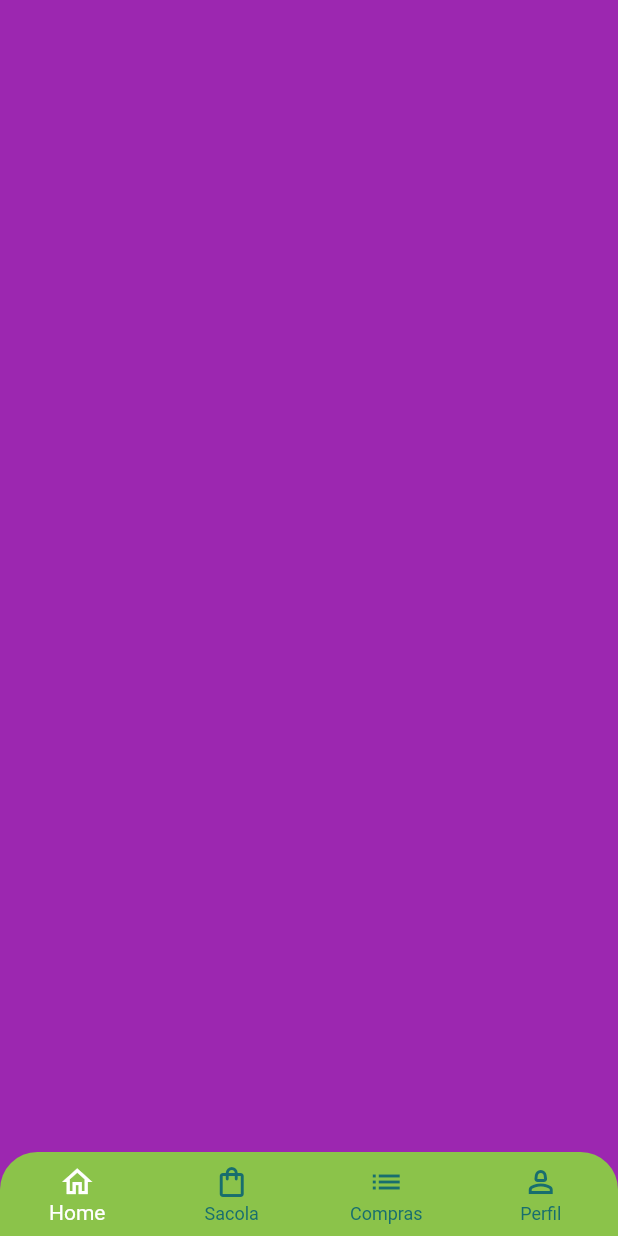
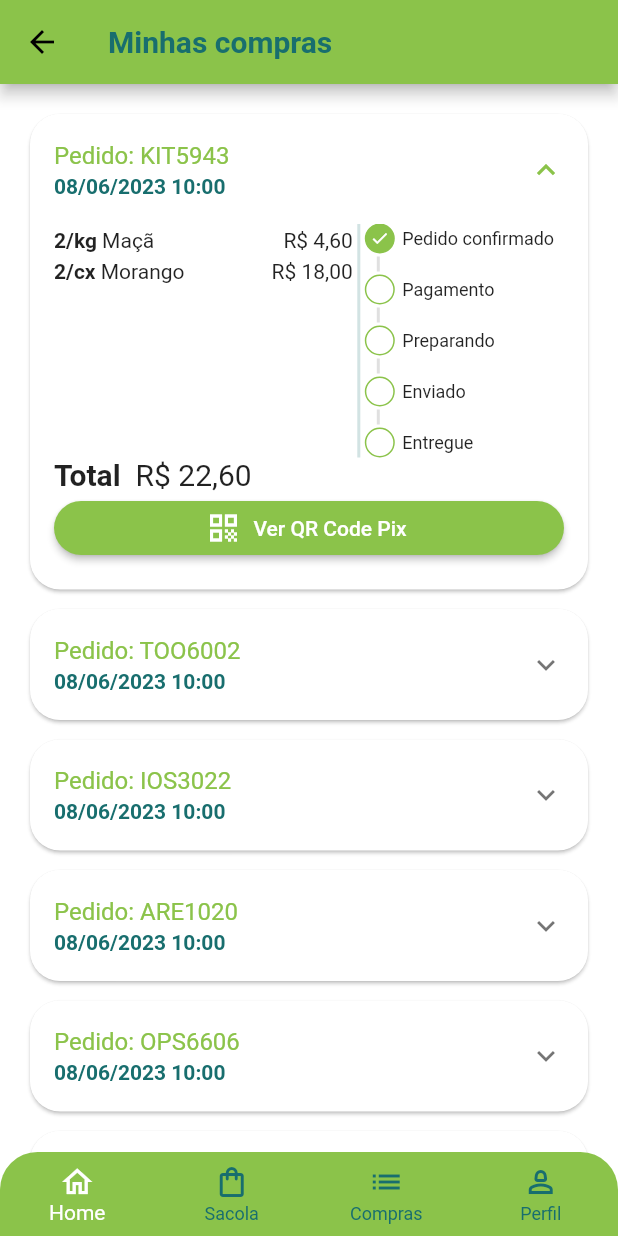
Before and after one commit to davsonirom/quitanda, a Flutter app: the BancaPage screen opened directly, swiped to page 3, on a phone screen of 412 x 824 dp. Run offline on Flutter 3.47's test engine with Material 2 defaults, Android fonts, the phone set to English and light mode, and no system bars; our stand-ins replace animated_text_kit, mask_text_input_formatter, qr_flutter; network calls fail.

Commit message:
Tela dos pedidos

```diff
--- a/lib/mia/config/mocado_data.dart
+++ b/lib/mia/config/mocado_data.dart
@@ -1,4 +1,5 @@
 import 'package:quitanda/mia/model/item_modelo.dart';
+import 'package:quitanda/mia/model/pedido_modelo.dart';
 
 import '../model/sacola_modelo.dart';
 
@@ -97,6 +98,7 @@ List<String> categorias = [
   'Laticínios',
 ];
 
+//! lista de pedidos
 List<SacolaModelo> sacolaCheia = [
   SacolaModelo(item: maca, quant: 3),
   SacolaModelo(item: abacaxi, quant: 4),
@@ -105,3 +107,125 @@ List<SacolaModelo> sacolaCheia = [
   SacolaModelo(item: manga, quant: 5),
   SacolaModelo(item: pera, quant: 3),
 ];
+
+List<PedidoModelo> pedidos = [
+  // Pedido 01
+  PedidoModelo(
+    copyPix: 'TOO6002',
+    pedidoRealizadoEm: DateTime.parse(
+      '2023-06-08 10:00:10.458',
+    ),
+    qrcodeVencido: DateTime.parse(
+      '2023-06-08 11:00:10.458',
+    ),
+    id: 'KIT5943',
+    status: 'pagamento_pendente',
+    total: 22.60,
+    itens: [
+      SacolaModelo(
+        item: maca,
+        quant: 2,
+      ),
+      SacolaModelo(
+        item: morango,
+        quant: 2,
+      ),
+    ],
+  ),
+
+  // Pedido 02
+  PedidoModelo(
+    copyPix: 'TSR6532',
+    pedidoRealizadoEm: DateTime.parse(
+      '2023-06-08 10:00:10.458',
+    ),
+    qrcodeVencido: DateTime.parse(
+      '2023-06-08 11:00:10.458',
+    ),
+    id: 'TOO6002',
+    status: 'entregue',
+    total: 4.50,
+    itens: [
+      SacolaModelo(
+        item: banana,
+        quant: 1,
+      ),
+    ],
+  ),
+  // Pedido 03
+  PedidoModelo(
+    copyPix: 'q1w2e3r4t5y6',
+    pedidoRealizadoEm: DateTime.parse(
+      '2023-06-08 10:00:10.458',
+    ),
+    qrcodeVencido: DateTime.parse(
+      '2023-06-08 11:00:10.458',
+    ),
+    id: 'IOS3022',
+    status: 'pagamento_recusado',
+    total: 11.5,
+    itens: [
+      SacolaModelo(
+        item: banana,
+        quant: 1,
+      ),
+    ],
+  ),
+  // Pedido 04
+  PedidoModelo(
+    copyPix: 'q1w2e3r4t5y6',
+    pedidoRealizadoEm: DateTime.parse(
+      '2023-06-08 10:00:10.458',
+    ),
+    qrcodeVencido: DateTime.parse(
+      '2023-06-08 11:00:10.458',
+    ),
+    id: 'ARE1020',
+    status: 'preparando_pedido',
+    total: 11.5,
+    itens: [
+      SacolaModelo(
+        item: banana,
+        quant: 1,
+      ),
+    ],
+  ),
+  // Pedido 05
+  PedidoModelo(
+    copyPix: 'q1w2e3r4t5y6',
+    pedidoRealizadoEm: DateTime.parse(
+      '2023-06-08 10:00:10.458',
+    ),
+    qrcodeVencido: DateTime.parse(
+      '2023-06-08 11:00:10.458',
+    ),
+    id: 'OPS6606',
+    status: 'enviado',
+    total: 11.5,
+    itens: [
+      SacolaModelo(
+        item: banana,
+        quant: 1,
+      ),
+    ],
+  ),
+  // Pedido 06
+  PedidoModelo(
+    copyPix: 'q1w2e3r4t5y6',
+    pedidoRealizadoEm: DateTime.parse(
+      '2023-06-08 10:00:10.458',
+    ),
+    qrcodeVencido: DateTime.parse(
+      '2023-06-08 11:00:10.458',
+    ),
+    id: 'COP4403',
+    status: 'pagamento_recusado',
+    total: 11.5,
+    itens: [
+      SacolaModelo(
+        item: banana,
+        quant: 1,
+      ),
+    ],
+  ),
+];
--- a/lib/mia/config/utilidades.dart
+++ b/lib/mia/config/utilidades.dart
@@ -1,4 +1,5 @@
 import 'package:intl/intl.dart';
+import 'package:intl/date_symbol_data_local.dart';
 
 class Utilidades {
   //! valor moeda
@@ -6,4 +7,11 @@ class Utilidades {
     NumberFormat formatar = NumberFormat.simpleCurrency(locale: 'pt_BR');
     return formatar.format(preco);
   }
+
+  //! formatar data
+  String dataBrasil(DateTime data) {
+    initializeDateFormatting();
+    DateFormat dateFormata = DateFormat.yMd('pt_br').add_Hm();
+    return dateFormata.format(data);
+  }
 }
--- /dev/null
+++ b/lib/mia/model/pedido_modelo.dart
@@ -0,0 +1,21 @@
+// ignore_for_file: public_member_api_docs, sort_constructors_first
+import 'package:quitanda/mia/model/sacola_modelo.dart';
+
+class PedidoModelo {
+  String id;
+  DateTime pedidoRealizadoEm;
+  List<SacolaModelo> itens;
+  DateTime qrcodeVencido;
+  String status;
+  String copyPix;
+  double total;
+  PedidoModelo({
+    required this.id,
+    required this.pedidoRealizadoEm,
+    required this.itens,
+    required this.qrcodeVencido,
+    required this.status,
+    required this.copyPix,
+    required this.total,
+  });
+}
--- a/lib/mia/pageTab/banca_page.dart
+++ b/lib/mia/pageTab/banca_page.dart
@@ -1,6 +1,7 @@
 import 'package:flutter/material.dart';
 import 'package:quitanda/mia/config/desing.dart';
 import 'package:quitanda/mia/pageTab/page/home/home_page_tab.dart';
+import 'package:quitanda/mia/pageTab/page/pedido/pedido_page_tabe.dart';
 import 'package:quitanda/mia/pageTab/page/perefil/perfil_page_tabe.dart';
 import 'package:quitanda/mia/pageTab/page/sacola/sacola_page_tab.dart';
 
@@ -21,11 +22,11 @@ class _BancaPageState extends State<BancaPage> {
       body: PageView(
         controller: trazerPagina,
         physics: const NeverScrollableScrollPhysics(),
-        children: [
-          const HomePageTab(),
-          const SacolaPageTab(),
-          Container(color: Colors.purple),
-          const PerfilPageTabe(),
+        children: const [
+          HomePageTab(),
+          SacolaPageTab(),
+          PedidoPageTabe(),
+          PerfilPageTabe(),
         ],
       ),
       bottomNavigationBar: ClipRRect(
--- /dev/null
+++ b/lib/mia/pageTab/page/pedido/pedido_page_tabe.dart
@@ -0,0 +1,30 @@
+import 'package:flutter/material.dart';
+import 'package:quitanda/mia/config/desing.dart';
+import 'package:quitanda/mia/pageTab/page/pedido/widgets/pedido_tile.dart';
+import '../../../config/mocado_data.dart' as app_data;
+
+class PedidoPageTabe extends StatelessWidget {
+  const PedidoPageTabe({Key? key}) : super(key: key);
+
+  @override
+  Widget build(BuildContext context) {
+    return Scaffold(
+      appBar: AppBar(
+        title: Text(
+          'Minhas compras',
+          style: TextStyle(
+            color: Desing.corContraste,
+            fontWeight: FontWeight.w700,
+          ),
+        ),
+      ),
+      body: ListView.separated(
+        padding: const EdgeInsets.all(16),
+        physics: const BouncingScrollPhysics(),
+        separatorBuilder: (_, index) => const SizedBox(height: 5),
+        itemCount: app_data.pedidos.length,
+        itemBuilder: (_, index) => PedidoTile(pedido: app_data.pedidos[index]),
+      ),
+    );
+  }
+}
--- /dev/null
+++ b/lib/mia/pageTab/page/pedido/widgets/pedido_status.dart
@@ -0,0 +1,134 @@
+// ignore_for_file: public_member_api_docs, sort_constructors_first
+import 'package:flutter/material.dart';
+
+import 'package:quitanda/mia/config/desing.dart';
+
+class PedidoStatus extends StatelessWidget {
+  PedidoStatus({
+    Key? key,
+    required this.status,
+    required this.taVencido,
+  }) : super(key: key);
+  final String status;
+  final bool taVencido;
+
+  // status
+  final Map<String, int> todosStatus = <String, int>{
+    'pagamento_pendente': 0,
+    'pagamento_recusado': 1,
+    'pagamento_recebido': 2,
+    'preparando_pedido': 3,
+    'enviado': 4,
+    'entregue': 5,
+  };
+
+  int get statuAtual => todosStatus[status]!;
+
+  @override
+  Widget build(BuildContext context) {
+    return Column(
+      crossAxisAlignment: CrossAxisAlignment.start,
+      children: [
+        const _StatusDetalhes(ativo: true, legenda: 'Pedido confirmado'),
+        const _Sepador(),
+        if (statuAtual == 1) ...[
+          const _StatusDetalhes(
+            ativo: true,
+            legenda: 'Pagamento estornado',
+            corDeStatus: Colors.orange,
+          ),
+        ] else if (taVencido) ...[
+          const _StatusDetalhes(
+            ativo: true,
+            legenda: 'Pagamento vencido',
+            corDeStatus: Colors.red,
+          ),
+        ] else ...[
+          _StatusDetalhes(
+            ativo: statuAtual >= 2,
+            legenda: 'Pagamento',
+          ),
+          const _Sepador(),
+          _StatusDetalhes(
+            ativo: statuAtual >= 3,
+            legenda: 'Preparando',
+          ),
+          const _Sepador(),
+          _StatusDetalhes(
+            ativo: statuAtual >= 4,
+            legenda: 'Enviado',
+          ),
+          const _Sepador(),
+          _StatusDetalhes(
+            ativo: statuAtual == 5,
+            legenda: 'Entregue',
+          ),
+        ]
+      ],
+    );
+  }
+}
+
+class _StatusDetalhes extends StatelessWidget {
+  const _StatusDetalhes({
+    Key? key,
+    required this.ativo,
+    required this.legenda,
+    this.corDeStatus,
+  }) : super(key: key);
+
+  final bool ativo;
+  final String legenda;
+  final Color? corDeStatus;
+  @override
+  Widget build(BuildContext context) {
+    return Row(
+      children: [
+        // dot
+        Container(
+          alignment: Alignment.center,
+          height: 20,
+          width: 20,
+          decoration: BoxDecoration(
+            shape: BoxShape.circle,
+            border: Border.all(
+              color: Desing.corPrimariaComSwacth,
+            ),
+            color: ativo
+                ? corDeStatus ?? Desing.corPrimariaComSwacth
+                : Colors.transparent,
+          ),
+          child: ativo
+              ? const Icon(
+                  Icons.check,
+                  color: Colors.white,
+                  size: 13,
+                )
+              : const SizedBox.shrink(),
+        ),
+        const SizedBox(width: 5),
+        // text descricao
+        Expanded(
+            child: Text(
+          legenda,
+          style: const TextStyle(
+            fontSize: 12,
+          ),
+        )),
+      ],
+    );
+  }
+}
+
+class _Sepador extends StatelessWidget {
+  const _Sepador();
+  @override
+  Widget build(BuildContext context) {
+    return Container(
+      margin: const EdgeInsets.symmetric(horizontal: 8, vertical: 2),
+      height: 10,
+      width: 2,
+      color: Colors.grey.shade300,
+    );
+  }
+}
--- /dev/null
+++ b/lib/mia/pageTab/page/pedido/widgets/pedido_tile.dart
@@ -0,0 +1,142 @@
+// ignore_for_file: public_member_api_docs, sort_constructors_first
+import 'package:flutter/material.dart';
+import 'package:quitanda/mia/config/desing.dart';
+import 'package:quitanda/mia/config/utilidades.dart';
+
+import 'package:quitanda/mia/model/pedido_modelo.dart';
+import 'package:quitanda/mia/pageTab/page/pedido/widgets/pedido_status.dart';
+import 'package:quitanda/mia/widgest_comun/pagamento_qr_code.dart';
+
+class PedidoTile extends StatelessWidget {
+  PedidoTile({
+    Key? key,
+    required this.pedido,
+  }) : super(key: key);
+  final PedidoModelo pedido;
+  final Utilidades utilidades = Utilidades();
+  @override
+  Widget build(BuildContext context) {
+    return Card(
+      shape: RoundedRectangleBorder(
+        borderRadius: BorderRadius.circular(20),
+      ),
+      child: Theme(
+        //? remover bordas do expanded "linhas"
+        data: Theme.of(context).copyWith(dividerColor: Colors.transparent),
+        child: ExpansionTile(
+          initiallyExpanded: pedido.status == 'pagamento_pendente',
+          expandedCrossAxisAlignment: CrossAxisAlignment.stretch,
+          title: Text(
+            'Pedido: ${pedido.id}',
+            style: TextStyle(
+              color: Desing.corPrimariaComSwacth,
+            ),
+          ),
+          subtitle: Text(
+            utilidades.dataBrasil(pedido.pedidoRealizadoEm),
+            style: TextStyle(
+              color: Desing.corContraste,
+              fontWeight: FontWeight.w600,
+            ),
+          ),
+          childrenPadding: const EdgeInsets.fromLTRB(16, 0, 16, 16),
+          children: [
+            IntrinsicHeight(
+              child: Row(
+                children: [
+                  //* lista dos itens no pedido
+                  Expanded(
+                    flex: 3,
+                    child: SizedBox(
+                      height: 150,
+                      child: ListView(
+                        children: pedido.itens.map((itemDoPedido) {
+                          return Padding(
+                            padding: const EdgeInsets.only(bottom: 5),
+                            child: Row(children: [
+                              Text(
+                                '${itemDoPedido.quant}/${itemDoPedido.item.unidade} ',
+                                style: const TextStyle(
+                                  fontWeight: FontWeight.bold,
+                                ),
+                              ),
+                              Expanded(child: Text(itemDoPedido.item.nome)),
+                              Text(
+                                utilidades.precoMoeda(
+                                  itemDoPedido.totalAPagar(),
+                                ),
+                              ),
+                            ]),
+                          );
+                        }).toList(),
+                      ),
+                    ),
+                  ),
+
+                  //* divisao
+                  VerticalDivider(
+                    thickness: 2,
+                    color: Desing.corContraste.withAlpha(50),
+                    width: 8,
+                  ),
+
+                  //* estado do pedido
+                  Expanded(
+                    flex: 2,
+                    child: PedidoStatus(
+                      status: pedido.status,
+                      taVencido: pedido.qrcodeVencido.isBefore(DateTime.now()),
+                    ),
+                  ),
+                ],
+              ),
+            ),
+            //? total
+            Text.rich(
+              TextSpan(
+                style: const TextStyle(fontSize: 20),
+                children: [
+                  const TextSpan(
+                    text: 'Total  ',
+                    style: TextStyle(
+                      fontWeight: FontWeight.bold,
+                    ),
+                  ),
+                  TextSpan(
+                    text: utilidades.precoMoeda(pedido.total),
+                  ),
+                ],
+              ),
+            ),
+
+            //? pagamento
+            Visibility(
+              visible: pedido.status == 'pagamento_pendente',
+              child: ElevatedButton.icon(
+                style: ElevatedButton.styleFrom(
+                    shape: RoundedRectangleBorder(
+                  borderRadius: BorderRadius.circular(20),
+                )),
+                onPressed: () {
+                  showDialog(
+                      context: context,
+                      builder: (_) {
+                        return PagamentoQrCode(pedido: pedido);
+                      });
+                },
+                icon: const Icon(
+                  Icons.qr_code,
+                  color: Colors.white,
+                ),
+                label: const Text(
+                  'Ver QR Code Pix',
+                  style: TextStyle(color: Colors.white),
+                ),
+              ),
+            )
+          ],
+        ),
+      ),
+    );
+  }
+}
--- a/lib/mia/pageTab/page/sacola/sacola_page_tab.dart
+++ b/lib/mia/pageTab/page/sacola/sacola_page_tab.dart
@@ -3,6 +3,7 @@ import 'package:quitanda/mia/config/desing.dart';
 import 'package:quitanda/mia/config/utilidades.dart';
 import 'package:quitanda/mia/model/sacola_modelo.dart';
 import 'package:quitanda/mia/pageTab/page/sacola/widgets/sacola_tile.dart';
+import 'package:quitanda/mia/widgest_comun/pagamento_qr_code.dart';
 import '../../../config/mocado_data.dart' as app_data;
 
 class SacolaPageTab extends StatefulWidget {
@@ -87,8 +88,18 @@ class _SacolaPageTabState extends State<SacolaPageTab> {
                     height: 40,
                     child: ElevatedButton(
                       onPressed: () async {
-                        // ignore: unused_local_variable
                         bool? resultado = await confirmaOrdemDeCompra();
+                        if (context.mounted) {
+                          if (resultado ?? false) {
+                            showDialog(
+                                context: context,
+                                builder: (_) {
+                                  return PagamentoQrCode(
+                                    pedido: app_data.pedidos.first,
+                                  );
+                                });
+                          }
+                        }
                       },
                       style: ElevatedButton.styleFrom(
                         backgroundColor: Desing.corContraste,
@@ -138,7 +149,7 @@ class _SacolaPageTabState extends State<SacolaPageTab> {
                     borderRadius: BorderRadius.circular(20),
                   ),
                 ),
-                onPressed: () {
+                onPressed: () async {
                   Navigator.of(context).pop(true);
                 },
                 child: const Text(
--- /dev/null
+++ b/lib/mia/widgest_comun/pagamento_qr_code.dart
@@ -0,0 +1,102 @@
+// ignore_for_file: public_member_api_docs, sort_constructors_first
+import 'package:flutter/material.dart';
+import 'package:qr_flutter/qr_flutter.dart';
+import 'package:quitanda/mia/config/utilidades.dart';
+
+import 'package:quitanda/mia/model/pedido_modelo.dart';
+
+class PagamentoQrCode extends StatelessWidget {
+  PagamentoQrCode({
+    Key? key,
+    required this.pedido,
+  }) : super(key: key);
+  final PedidoModelo pedido;
+  final Utilidades utilidades = Utilidades();
+
+  @override
+  Widget build(BuildContext context) {
+    return Dialog(
+      shape: RoundedRectangleBorder(
+        borderRadius: BorderRadius.circular(20),
+      ),
+      child: Stack(
+        alignment: Alignment.center,
+        children: [
+          // conteudo
+          Padding(
+            padding: const EdgeInsets.all(8.0),
+            child: Column(
+              mainAxisSize: MainAxisSize.min,
+              children: [
+                // titulo
+                const Padding(
+                  padding: EdgeInsets.symmetric(vertical: 10),
+                  child: Text(
+                    'Pagamento com Pix',
+                    style: TextStyle(
+                      fontSize: 18,
+                      fontWeight: FontWeight.bold,
+                    ),
+                  ),
+                ),
+
+                // qrcode
+                QrImage(
+                  data: "QuitandaHatsune",
+                  version: QrVersions.auto,
+                  size: 200.0,
+                ),
+
+                // vencimento
+                Text(
+                  'Vencimento: ${utilidades.dataBrasil(pedido.qrcodeVencido)}',
+                  style: const TextStyle(
+                    fontSize: 12,
+                  ),
+                ),
+
+                // total
+                Text(
+                  'Total: ${utilidades.precoMoeda(pedido.total)}',
+                  style: const TextStyle(
+                    fontWeight: FontWeight.bold,
+                  ),
+                ),
+
+                // copia colar
+                OutlinedButton.icon(
+                  style: OutlinedButton.styleFrom(
+                      shape: RoundedRectangleBorder(
+                        borderRadius: BorderRadius.circular(20),
+                      ),
+                      side: const BorderSide(
+                        width: 2,
+                        color: Colors.green,
+                      )),
+                  onPressed: () {},
+                  icon: const Icon(
+                    Icons.copy,
+                    size: 15,
+                  ),
+                  label: const Text('Copiar código Pix'),
+                ),
+              ],
+            ),
+          ),
+
+          // botao fecahr
+          Positioned(
+            top: 0,
+            right: 0,
+            child: IconButton(
+              onPressed: () {
+                Navigator.of(context).pop();
+              },
+              icon: const Icon(Icons.close),
+            ),
+          ),
+        ],
+      ),
+    );
+  }
+}
--- a/pubspec.yaml
+++ b/pubspec.yaml
@@ -38,6 +38,7 @@ dependencies:
   intl: ^0.18.0
   animated_text_kit: ^4.2.2
   mask_text_input_formatter: ^2.4.0
+  qr_flutter: ^4.0.0
 
 dev_dependencies:
   flutter_test:
```
Also changed, not shown: pubspec.lock, 1 other file.
